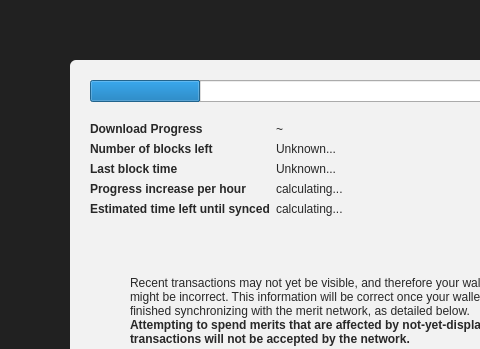
Qt form src/qt/forms/modaloverlay.ui (meritlabs/merit) before a commit; both pictures show x 0 to 480 and y 0 to 349 of the 640 by 600 pixel window.
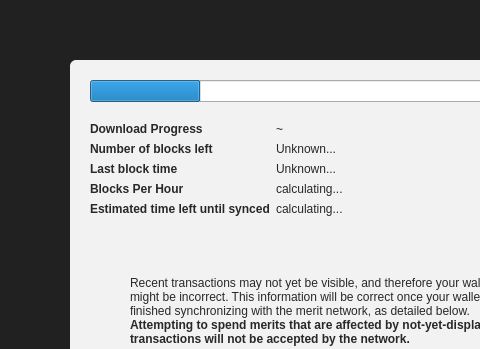
The same form after that commit. Icons and pictures are not drawn. Custom widgets are drawn as their Qt base class.

Commit message: Change progress per hour to blocks per hour.

Patch:
```diff
--- a/src/qt/forms/modaloverlay.ui
+++ b/src/qt/forms/modaloverlay.ui
@@ -185,7 +185,7 @@
               </font>
              </property>
              <property name="text">
-              <string>Progress increase per hour</string>
+              <string>Blocks Per Hour</string>
              </property>
             </widget>
            </item>
```
Left out of the diff: 2 changed lines with no effect on the pictures. The commit also changes 2 other files.
